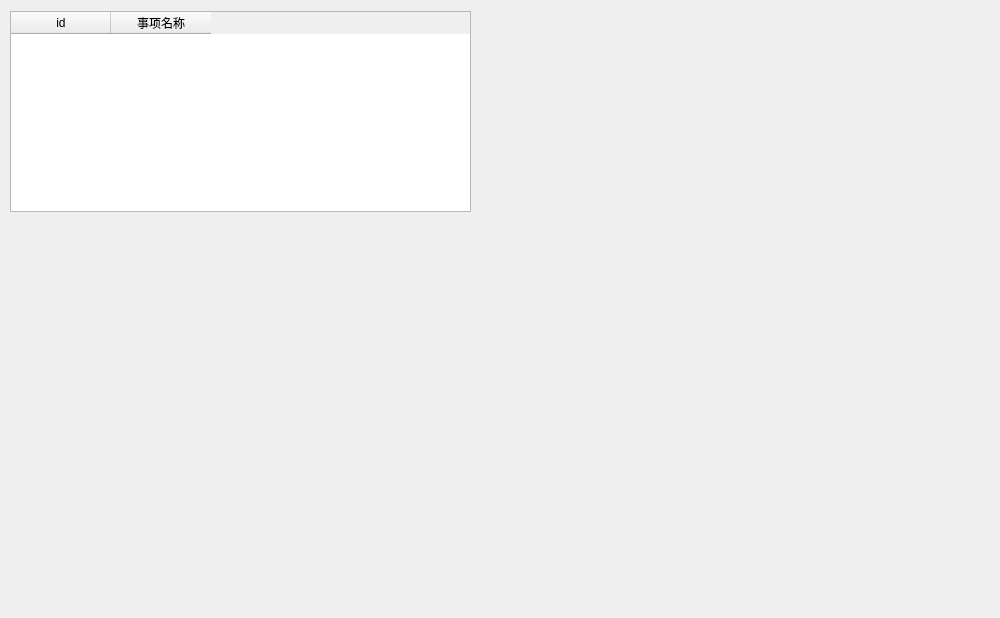
Old version of the form realProgect/dailymsy3.ui in the repository Arthur381/QTproject.
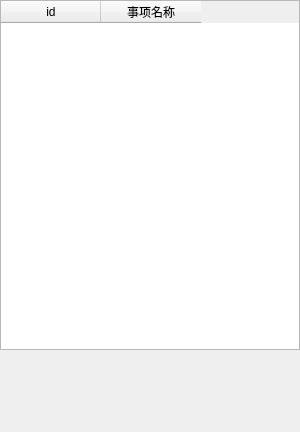
New version of the form.

What changed in the file:
```diff
--- a/realProgect/dailymsy3.ui
+++ b/realProgect/dailymsy3.ui
@@ -6,20 +6,20 @@
    <rect>
     <x>0</x>
     <y>0</y>
-    <width>1000</width>
-    <height>618</height>
+    <width>300</width>
+    <height>432</height>
    </rect>
   </property>
   <property name="minimumSize">
    <size>
-    <width>1000</width>
-    <height>618</height>
+    <width>300</width>
+    <height>432</height>
    </size>
   </property>
   <property name="maximumSize">
    <size>
-    <width>1000</width>
-    <height>618</height>
+    <width>300</width>
+    <height>432</height>
    </size>
   </property>
   <property name="windowTitle">
@@ -28,12 +28,24 @@
   <widget class="QTableWidget" name="nine">
    <property name="geometry">
     <rect>
-     <x>10</x>
-     <y>11</y>
-     <width>461</width>
-     <height>201</height>
+     <x>0</x>
+     <y>0</y>
+     <width>300</width>
+     <height>350</height>
     </rect>
    </property>
+   <property name="minimumSize">
+    <size>
+     <width>300</width>
+     <height>350</height>
+    </size>
+   </property>
+   <property name="maximumSize">
+    <size>
+     <width>300</width>
+     <height>350</height>
+    </size>
+   </property>
    <column>
     <property name="text">
      <string>id</string>
```
